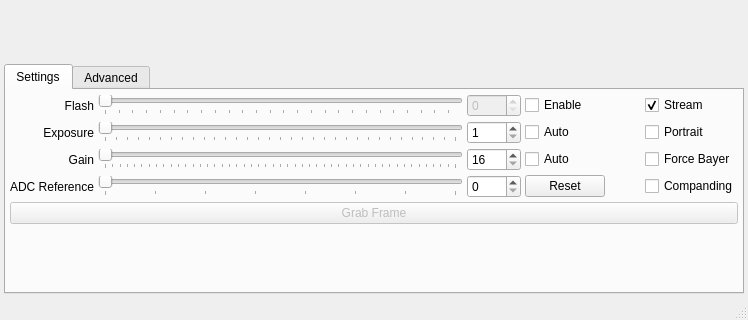
This is cpp/ui/mainwindow.ui in emergent-design/libpsinc as Qt 5 draws it before an edit; both pictures show x 0 to 748 and y 256 to 576 of the 748 by 576 pixel window. The edited form follows.
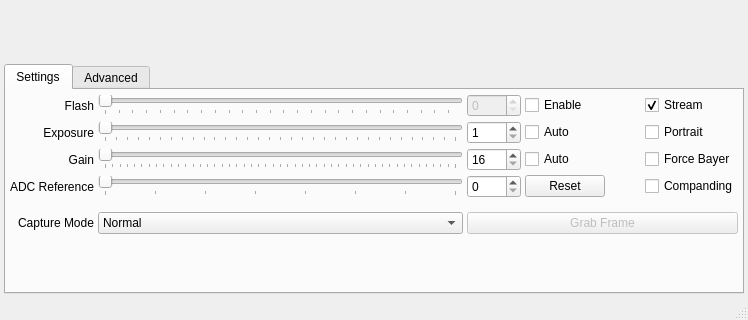
This is the edited form.

Commit message: Added the ability to set capture mode in the qt application (normal, master, slave rising, slave falling).

Patch:
```diff
--- a/cpp/ui/mainwindow.ui
+++ b/cpp/ui/mainwindow.ui
@@ -315,19 +315,6 @@
           </property>
          </widget>
         </item>
-        <item row="8" column="1">
-         <spacer name="verticalSpacer">
-          <property name="orientation">
-           <enum>Qt::Vertical</enum>
-          </property>
-          <property name="sizeHint" stdset="0">
-           <size>
-            <width>20</width>
-            <height>40</height>
-           </size>
-          </property>
-         </spacer>
-        </item>
         <item row="6" column="3">
          <widget class="QPushButton" name="adcReset">
           <property name="text">
@@ -335,15 +322,18 @@
           </property>
          </widget>
         </item>
-        <item row="7" column="0" colspan="6">
-         <widget class="QPushButton" name="grabFrame">
-          <property name="enabled">
-           <bool>false</bool>
+        <item row="9" column="1">
+         <spacer name="verticalSpacer">
+          <property name="orientation">
+           <enum>Qt::Vertical</enum>
           </property>
-          <property name="text">
-           <string>Grab Frame</string>
+          <property name="sizeHint" stdset="0">
+           <size>
+            <width>20</width>
+            <height>40</height>
+           </size>
           </property>
-         </widget>
+         </spacer>
         </item>
         <item row="0" column="5">
          <widget class="QCheckBox" name="streamCheck">
@@ -355,6 +345,66 @@
           </property>
          </widget>
         </item>
+        <item row="7" column="1">
+         <spacer name="verticalSpacer_2">
+          <property name="orientation">
+           <enum>Qt::Vertical</enum>
+          </property>
+          <property name="sizeType">
+           <enum>QSizePolicy::Fixed</enum>
+          </property>
+          <property name="sizeHint" stdset="0">
+           <size>
+            <width>20</width>
+            <height>10</height>
+           </size>
+          </property>
+         </spacer>
+        </item>
+        <item row="8" column="2" colspan="4">
+         <widget class="QPushButton" name="grabFrame">
+          <property name="enabled">
+           <bool>false</bool>
+          </property>
+          <property name="text">
+           <string>Grab Frame</string>
+          </property>
+         </widget>
+        </item>
+        <item row="8" column="1">
+         <widget class="QComboBox" name="modeBox">
+          <item>
+           <property name="text">
+            <string>Normal</string>
+           </property>
+          </item>
+          <item>
+           <property name="text">
+            <string>Master</string>
+           </property>
+          </item>
+          <item>
+           <property name="text">
+            <string>Slave Rising</string>
+           </property>
+          </item>
+          <item>
+           <property name="text">
+            <string>Slave Falling</string>
+           </property>
+          </item>
+         </widget>
+        </item>
+        <item row="8" column="0">
+         <widget class="QLabel" name="modeLabel">
+          <property name="text">
+           <string>Capture Mode</string>
+          </property>
+          <property name="alignment">
+           <set>Qt::AlignRight|Qt::AlignTrailing|Qt::AlignVCenter</set>
+          </property>
+         </widget>
+        </item>
        </layout>
       </widget>
       <widget class="QWidget" name="advancedTab">
```
Left out of the diff: 112 changed lines with no effect on the pictures. The commit also changes 2 other files.
